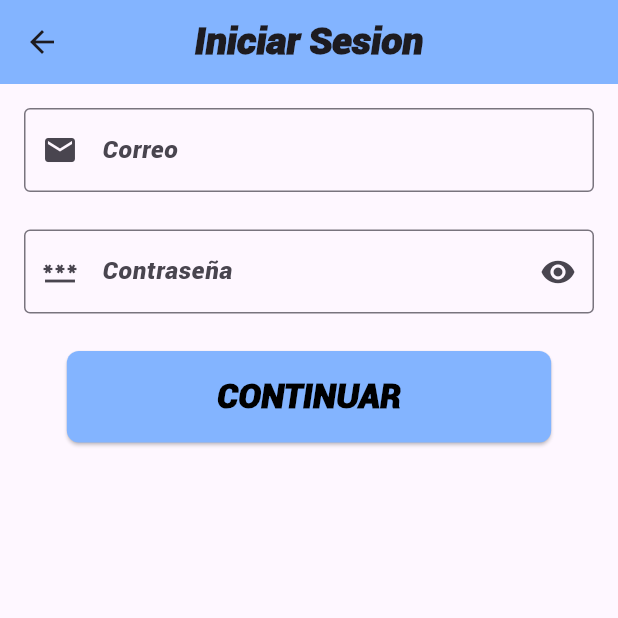
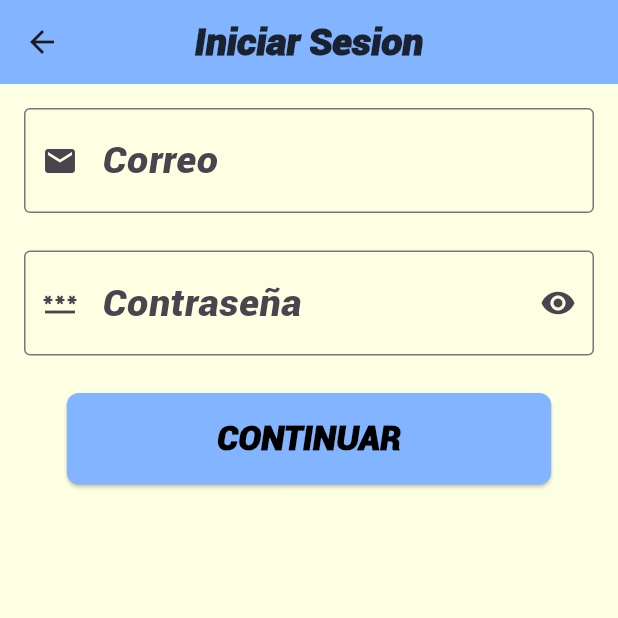
Before and after one commit to H4uSen/App-FINTES, a Flutter app: the screen it shows after launch, after a tap on "INICIAR SESIÓN", on a phone screen of 412 x 824 dp, the top half of it. Run offline on Flutter 3.47's test engine with Material 3 defaults, Android fonts, the phone set to English and light mode, and no system bars.

Commit message:
configuración del tema de la App

```diff
--- a/lib/main.dart
+++ b/lib/main.dart
@@ -1,4 +1,5 @@
 import 'package:app_fintes/pages/principal_page.dart';
+import 'package:app_fintes/widgets/theme_config.dart';
 import 'package:flutter/material.dart';
 
 //import 'package:flutter/registro_page.dart';
@@ -12,9 +13,10 @@ class MainApp extends StatelessWidget {
 
   @override
   Widget build(BuildContext context) {
-    return const MaterialApp(
+    return MaterialApp(
+      theme: customThemeData,
       debugShowCheckedModeBanner: false,
-      home: PrincipalPage(),
+      home: const PrincipalPage(),
     );
   }
 }
--- a/lib/pages/inicio_page.dart
+++ b/lib/pages/inicio_page.dart
@@ -14,13 +14,8 @@ class _InicioPageState extends State<InicioPage> {
       appBar: AppBar(
         title: const Text(
           'Inicio',
-          style: TextStyle(
-            fontSize: 25,
-            fontWeight: FontWeight.bold,
-          ),
         ),
         centerTitle: true,
-        backgroundColor: const Color.fromRGBO(131, 180, 255, 1),
       ),
 
 
--- /dev/null
+++ b/lib/widgets/theme_config.dart
@@ -0,0 +1,36 @@
+import 'package:flutter/material.dart';
+
+class CustomColors {
+  static const Color white = Color.fromRGBO(253, 255, 226, 1);
+  static const Color black = Color.fromRGBO(26, 33, 48, 1);
+  static const Color lightBlue = Color.fromRGBO(131, 180, 255, 1);
+  static const Color darkBlue = Color.fromRGBO(90, 114, 160, 1);
+}
+ThemeData customThemeData = ThemeData(
+        fontFamily:'Roboto',
+        primaryColor: CustomColors.lightBlue,
+        scaffoldBackgroundColor: CustomColors.white,
+        buttonTheme: const ButtonThemeData(
+          buttonColor: CustomColors.darkBlue,
+          textTheme: ButtonTextTheme.primary,
+        ),
+        appBarTheme:const AppBarTheme(
+          backgroundColor: CustomColors.lightBlue,
+          titleTextStyle: TextStyle(color: CustomColors.black, fontSize: 30),
+        ),
+        textTheme: const TextTheme(
+          titleSmall: TextStyle(color: CustomColors.black, fontSize: 20),
+          bodySmall: TextStyle(color: CustomColors.black, fontSize: 15),
+          headlineSmall: TextStyle(color: CustomColors.black, fontSize: 25),
+
+          titleMedium: TextStyle(color: CustomColors.black, fontSize: 30),
+          bodyMedium: TextStyle(color: CustomColors.black, fontSize: 20),
+          headlineMedium: TextStyle(color: CustomColors.black, fontSize: 35),
+          labelMedium: TextStyle(color: CustomColors.black, fontSize: 20),
+
+          titleLarge: TextStyle(color: CustomColors.black, fontSize: 40),
+          bodyLarge: TextStyle(color: CustomColors.black, fontSize: 25),
+          headlineLarge: TextStyle(color: CustomColors.black, fontSize: 45),
+          labelLarge: TextStyle(color: CustomColors.black, fontSize: 25),
+        ),
+      );
```
